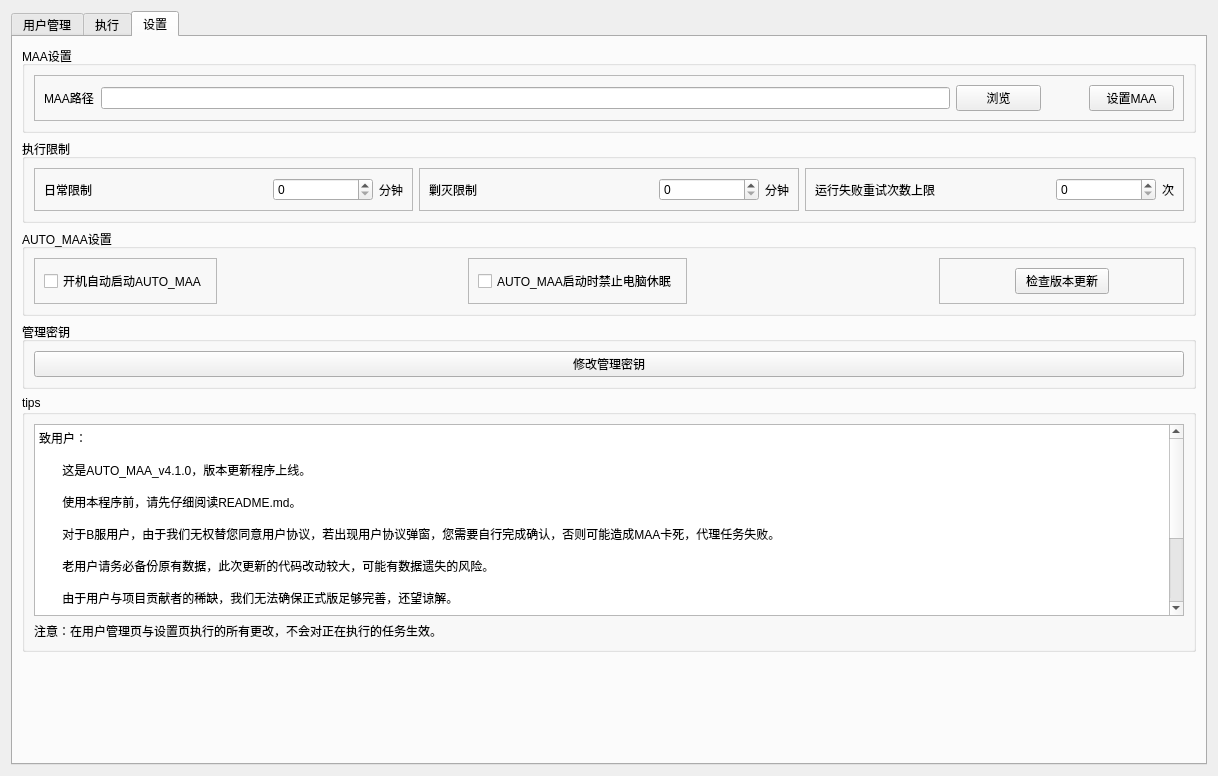
This is gui/ui/main.ui in AUTO-MAS-Project/AUTO-MAS as Qt 5 draws it before an edit. The edited form follows.
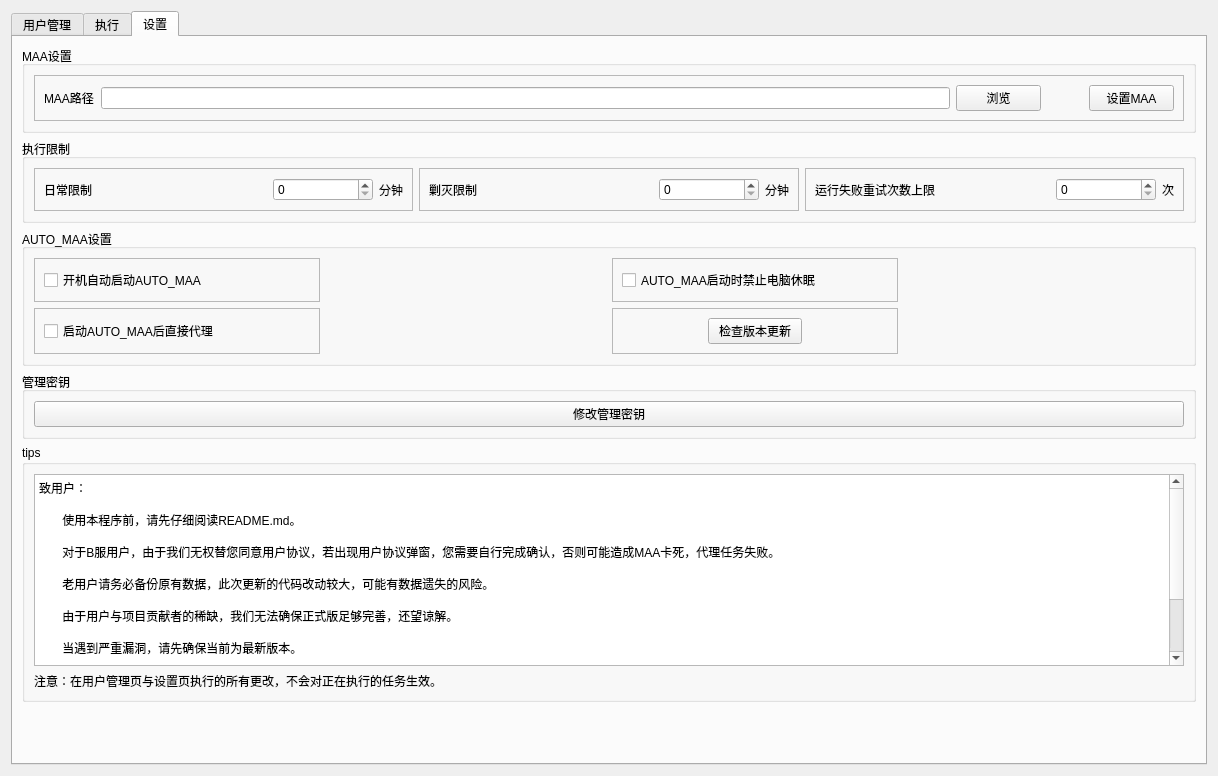
This is the edited form. The open tabs and pages were chosen to show the change.

Commit message: 添加`启动AUTO_MAA后直接代理`功能

What changed in the file:
```diff
--- a/gui/ui/main.ui
+++ b/gui/ui/main.ui
@@ -1037,8 +1037,8 @@
          <property name="title">
           <string>AUTO_MAA设置</string>
          </property>
-         <layout class="QHBoxLayout" name="horizontalLayout_20">
-          <item>
+         <layout class="QGridLayout" name="gridLayout_4" rowstretch="1,1" columnstretch="1,1,1,1">
+          <item row="0" column="0">
            <widget class="QFrame" name="frame_routine_3">
             <property name="frameShape">
              <enum>QFrame::Shape::StyledPanel</enum>
@@ -1054,10 +1054,23 @@
                </property>
               </widget>
              </item>
+             <item>
+              <spacer name="horizontalSpacer_14">
+               <property name="orientation">
+                <enum>Qt::Orientation::Horizontal</enum>
+               </property>
+               <property name="sizeHint" stdset="0">
+                <size>
+                 <width>40</width>
+                 <height>20</height>
+                </size>
+               </property>
+              </spacer>
+             </item>
             </layout>
            </widget>
           </item>
-          <item>
+          <item row="0" column="1">
            <spacer name="horizontalSpacer_6">
             <property name="orientation">
              <enum>Qt::Orientation::Horizontal</enum>
@@ -1070,7 +1083,7 @@
             </property>
            </spacer>
           </item>
-          <item>
+          <item row="0" column="2">
            <widget class="QFrame" name="frame_routine_2">
             <property name="frameShape">
              <enum>QFrame::Shape::StyledPanel</enum>
@@ -1086,10 +1099,23 @@
                </property>
               </widget>
              </item>
+             <item>
+              <spacer name="horizontalSpacer_13">
+               <property name="orientation">
+                <enum>Qt::Orientation::Horizontal</enum>
+               </property>
+               <property name="sizeHint" stdset="0">
+                <size>
+                 <width>40</width>
+                 <height>20</height>
+                </size>
+               </property>
+              </spacer>
+             </item>
             </layout>
            </widget>
           </item>
-          <item>
+          <item row="0" column="3">
            <spacer name="horizontalSpacer_7">
             <property name="orientation">
              <enum>Qt::Orientation::Horizontal</enum>
@@ -1102,7 +1128,52 @@
             </property>
            </spacer>
           </item>
-          <item>
+          <item row="1" column="0">
+           <widget class="QFrame" name="frame_routine_4">
+            <property name="frameShape">
+             <enum>QFrame::Shape::StyledPanel</enum>
+            </property>
+            <property name="frameShadow">
+             <enum>QFrame::Shadow::Raised</enum>
+            </property>
+            <layout class="QHBoxLayout" name="horizontalLayout_20">
+             <item>
+              <widget class="QCheckBox" name="checkBox_ifproxydirectly">
+               <property name="text">
+                <string>启动AUTO_MAA后直接代理</string>
+               </property>
+              </widget>
+             </item>
+             <item>
+              <spacer name="horizontalSpacer_15">
+               <property name="orientation">
+                <enum>Qt::Orientation::Horizontal</enum>
+               </property>
+               <property name="sizeHint" stdset="0">
+                <size>
+                 <width>40</width>
+                 <height>20</height>
+                </size>
+               </property>
+              </spacer>
+             </item>
+            </layout>
+           </widget>
+          </item>
+          <item row="1" column="1">
+           <spacer name="horizontalSpacer_11">
+            <property name="orientation">
+             <enum>Qt::Orientation::Horizontal</enum>
+            </property>
+            <property name="sizeHint" stdset="0">
+             <size>
+              <width>231</width>
+              <height>20</height>
+             </size>
+            </property>
+           </spacer>
+          </item>
+          <item row="1" column="2">
            <widget class="QFrame" name="frame_check_update">
             <property name="frameShape">
              <enum>QFrame::Shape::StyledPanel</enum>
@@ -1147,6 +1218,19 @@
             </layout>
            </widget>
           </item>
+          <item row="1" column="3">
+           <spacer name="horizontalSpacer_12">
+            <property name="orientation">
+             <enum>Qt::Orientation::Horizontal</enum>
+            </property>
+            <property name="sizeHint" stdset="0">
+             <size>
+              <width>311</width>
+              <height>20</height>
+             </size>
+            </property>
+           </spacer>
+          </item>
          </layout>
         </widget>
        </item>
@@ -1184,8 +1268,6 @@
 &lt;/style&gt;&lt;/head&gt;&lt;body style=&quot; font-family:'Microsoft YaHei UI'; font-size:9pt; font-weight:400; font-style:normal;&quot;&gt;
 &lt;p style=&quot; margin-top:0px; margin-bottom:0px; margin-left:0px; margin-right:0px; -qt-block-indent:0; text-indent:0px;&quot;&gt;致用户：&lt;/p&gt;
 &lt;p style=&quot;-qt-paragraph-type:empty; margin-top:0px; margin-bottom:0px; margin-left:0px; margin-right:0px; -qt-block-indent:0; text-indent:0px;&quot;&gt;&lt;br /&gt;&lt;/p&gt;
-&lt;p style=&quot; margin-top:0px; margin-bottom:0px; margin-left:0px; margin-right:0px; -qt-block-indent:0; text-indent:0px;&quot;&gt;       这是AUTO_MAA_v4.1.0，版本更新程序上线。&lt;/p&gt;
-&lt;p style=&quot;-qt-paragraph-type:empty; margin-top:0px; margin-bottom:0px; margin-left:0px; margin-right:0px; -qt-block-indent:0; text-indent:0px;&quot;&gt;&lt;br /&gt;&lt;/p&gt;
 &lt;p style=&quot; margin-top:0px; margin-bottom:0px; margin-left:0px; margin-right:0px; -qt-block-indent:0; text-indent:0px;&quot;&gt;       使用本程序前，请先仔细阅读README.md。&lt;/p&gt;
 &lt;p style=&quot;-qt-paragraph-type:empty; margin-top:0px; margin-bottom:0px; margin-left:0px; margin-right:0px; -qt-block-indent:0; text-indent:0px;&quot;&gt;&lt;br /&gt;&lt;/p&gt;
 &lt;p style=&quot; margin-top:0px; margin-bottom:0px; margin-left:0px; margin-right:0px; -qt-block-indent:0; text-indent:0px;&quot;&gt;       对于B服用户，由于我们无权替您同意用户协议，若出现用户协议弹窗，您需要自行完成确认，否则可能造成MAA卡死，代理任务失败。&lt;/p&gt;
```
Left out of the diff: 4 changed lines with no effect on the pictures. The commit also changes 3 other files.
